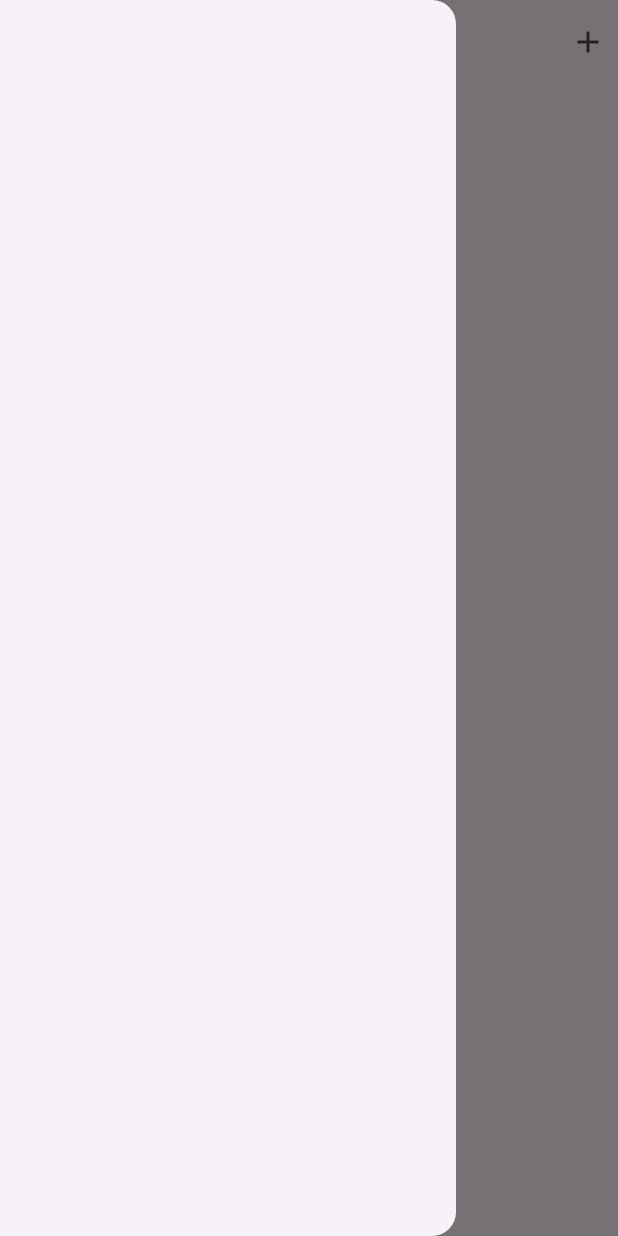
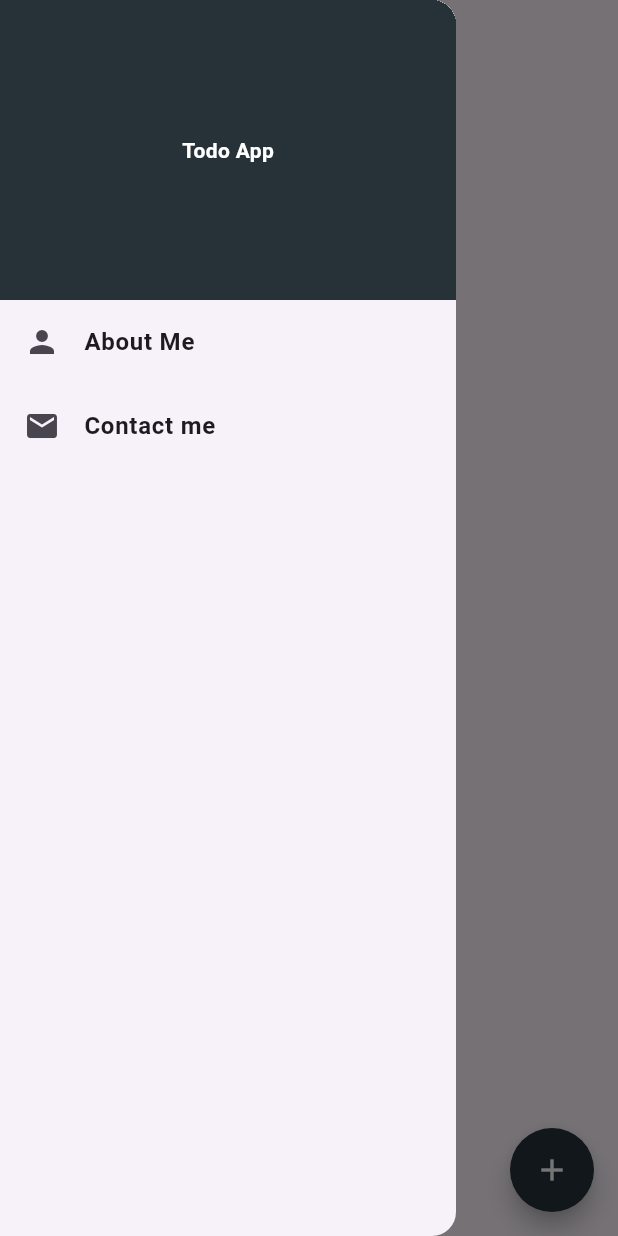
Before and after one commit to AndyBett/Todo_App, a Flutter app: the screen it shows after launch, with the side drawer open, on a phone screen of 412 x 824 dp. Run offline on Flutter 3.47's test engine with Material 3 defaults, Android fonts, the phone set to English and light mode, and no system bars; our stand-ins replace shared_preferences.

Commit message:
Wrap up and user Experience Enhancement

```diff
--- a/lib/Widgets/todoList.dart
+++ b/lib/Widgets/todoList.dart
@@ -1,46 +1,71 @@
 import 'package:flutter/material.dart';
+import 'package:flutter/src/widgets/framework.dart';
 
-class TodolistBuilder extends StatefulWidget {
+class TodoListBuilder extends StatefulWidget {
   List<String> todoList;
   void Function() updateLocalData;
-  TodolistBuilder(
-      {super.key, required this.todoList, required this.updateLocalData});
+  TodoListBuilder({
+    super.key,
+    required this.todoList,
+    required this.updateLocalData,
+  });
 
   @override
-  State<TodolistBuilder> createState() => _TodolistBuilderState();
+  State<TodoListBuilder> createState() => _TodoListBuilderState();
 }
 
-class _TodolistBuilderState extends State<TodolistBuilder> {
-//This function gets triggered when list item is clicked!
+class _TodoListBuilderState extends State<TodoListBuilder> {
+  // This function gets triggered when list item is clicked!
   void onItemClicked({required int index}) {
     showModalBottomSheet(
         context: context,
         builder: (context) {
           return Container(
-              width: 500,
-              padding: EdgeInsets.all(20),
+              padding: const EdgeInsets.all(20),
               child: ElevatedButton(
                   onPressed: () {
                     setState(() {
                       widget.todoList.removeAt(index);
                     });
-                    widget.updateLocalData;
+                    widget.updateLocalData();
                     Navigator.pop(context);
                   },
-                  child: Text("Mark as done!")));
+                  child: const Text("Mark as Done!")));
         });
   }
 
   @override
   Widget build(BuildContext context) {
-    return ListView.builder(
+    return (widget.todoList.isEmpty)
+        ? const Center(child: Text("No items on your todo list"))
+        : ListView.builder(
             itemCount: widget.todoList.length,
-        itemBuilder: (BuildContext Context, int index) {
-          return ListTile(
+            itemBuilder: (BuildContext context, int index) {
+              return Dismissible(
+                key: UniqueKey(),
+                direction: DismissDirection.startToEnd,
+                background: Container(
+                    color: Colors.green,
+                    child: const Row(
+                      children: [
+                        Padding(
+                          padding: EdgeInsets.all(8.0),
+                          child: Icon(Icons.check),
+                        ),
+                      ],
+                    )),
+                onDismissed: (direction) {
+                  setState(() {
+                    widget.todoList.removeAt(index);
+                  });
+                  widget.updateLocalData();
+                },
+                child: ListTile(
                   onTap: () {
                     onItemClicked(index: index);
                   },
                   title: Text(widget.todoList[index]),
+                ),
               );
             });
   }
--- a/lib/main.dart
+++ b/lib/main.dart
@@ -15,6 +15,6 @@ class MyApp extends StatefulWidget {
 class _MyAppState extends State<MyApp> {
   @override
   Widget build(BuildContext context) {
-    return const MaterialApp(home: Mainscreen());
+    return MaterialApp(debugShowCheckedModeBanner: false, home: MainScreen());
   }
 }
--- a/lib/mainScreen.dart
+++ b/lib/mainScreen.dart
@@ -1,37 +1,127 @@
+import 'package:flutter/cupertino.dart';
 import 'package:flutter/material.dart';
+import 'package:flutter/src/widgets/framework.dart';
+import 'package:shared_preferences/shared_preferences.dart';
+import 'package:todoapp/Widgets/todoList.dart';
+import 'package:todoapp/addTodo.dart';
 
-class Mainscreen extends StatefulWidget {
-  const Mainscreen({super.key});
+import 'package:url_launcher/url_launcher.dart';
+
+class MainScreen extends StatefulWidget {
+  const MainScreen({super.key});
 
   @override
-  State<Mainscreen> createState() => _MainscreenState();
+  State<MainScreen> createState() => _MainScreenState();
 }
 
-class _MainscreenState extends State<Mainscreen> {
+class _MainScreenState extends State<MainScreen> {
+  List<String> todoList = [];
+
+  void addTodo({required String todoText}) {
+    if (todoList.contains(todoText)) {
+      showDialog(
+          context: context,
+          builder: (context) {
+            return AlertDialog(
+              title: const Text("Already exists"),
+              content: const Text("This todo data already exists."),
+              actions: [
+                InkWell(
+                    onTap: () {
+                      Navigator.pop(context);
+                    },
+                    child: const Text("Close"))
+              ],
+            );
+          });
+
+      return;
+    }
+
+    setState(() {
+      todoList.insert(0, todoText);
+    });
+    updateLocalData();
+    Navigator.pop(context);
+  }
+
+  void updateLocalData() async {
+    // Obtain shared preferences.
+    final SharedPreferences prefs = await SharedPreferences.getInstance();
+    await prefs.setStringList('todoList', todoList);
+  }
+
+  void loadData() async {
+    final SharedPreferences prefs = await SharedPreferences.getInstance();
+    todoList = prefs.getStringList("todoList") ?? [];
+    setState(() {});
+  }
+
+  @override
+  void initState() {
+    loadData();
+    // Super.initState
+    super.initState();
+  }
+
+  void showAddTodoBottomSheet() {
+    showModalBottomSheet(
+        context: context,
+        builder: (context) {
+          return Padding(
+            padding: MediaQuery.of(context).viewInsets,
+            child: Container(
+              padding: const EdgeInsets.all(20),
+              height: 200,
+              child: AddTodo(addTodo: addTodo),
+            ),
+          );
+        });
+  }
+
   @override
   Widget build(BuildContext context) {
     return Scaffold(
-      drawer: Drawer(),
+      floatingActionButton: FloatingActionButton(
+          shape: const CircleBorder(),
+          backgroundColor: Colors.blueGrey[900],
+          onPressed: showAddTodoBottomSheet,
+          child: Icon(Icons.add, color: Colors.white)),
+      drawer: Drawer(
+          child: Column(
+        children: [
+          Container(
+            color: Colors.blueGrey[900],
+            height: 200,
+            width: double.infinity,
+            child: const Center(
+              child: Text(
+                "Todo App",
+                style:
+                    TextStyle(color: Colors.white, fontWeight: FontWeight.bold),
+              ),
+            ),
+          ),
+          ListTile(
+              onTap: () {
+                launchUrl(Uri.parse("https://www.youtube.com"));
+              },
+              leading: const Icon(Icons.person),
+              title: const Text("About Me",
+                  style: TextStyle(fontWeight: FontWeight.bold))),
+          ListTile(
+              leading: const Icon(Icons.email),
+              title: const Text("Contact me",
+                  style: TextStyle(fontWeight: FontWeight.bold)))
+        ],
+      )),
       appBar: AppBar(
-        title: Text('Todo App'),
         centerTitle: true,
-        actions: [
-          InkWell(
-            onTap: () {
-              showModalBottomSheet(
-                  context: context,
-                  builder: (context) {
-                    return Container(
-                      height: 250,
-                    );
-                  });
-            },
-            child: Padding(
-              padding: const EdgeInsets.all(8.0),
-              child: Icon(Icons.add),
-            ),
-          )
-        ],
+        title: const Text("Todo App"),
+      ),
+      body: TodoListBuilder(
+        todoList: todoList,
+        updateLocalData: updateLocalData,
       ),
     );
   }
--- a/pubspec.yaml
+++ b/pubspec.yaml
@@ -35,6 +35,8 @@ dependencies:
   # The following adds the Cupertino Icons font to your application.
   # Use with the CupertinoIcons class for iOS style icons.
   cupertino_icons: ^1.0.8
+  url_launcher: ^6.3.1
+  shared_preferences: ^2.5.2
 
 dev_dependencies:
   flutter_test:
```
Also changed, not shown: lib/addTodo.dart (+16 -8 lines), pubspec.lock, 5 other files. Lines whose indentation alone changed are shown as unchanged.
